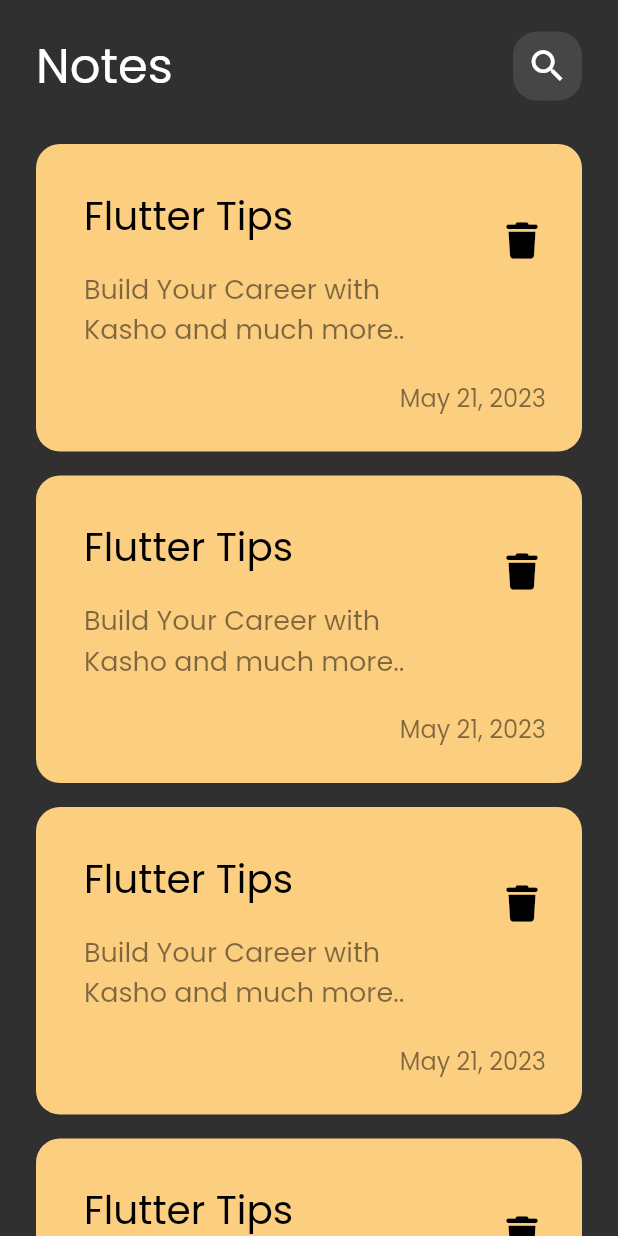
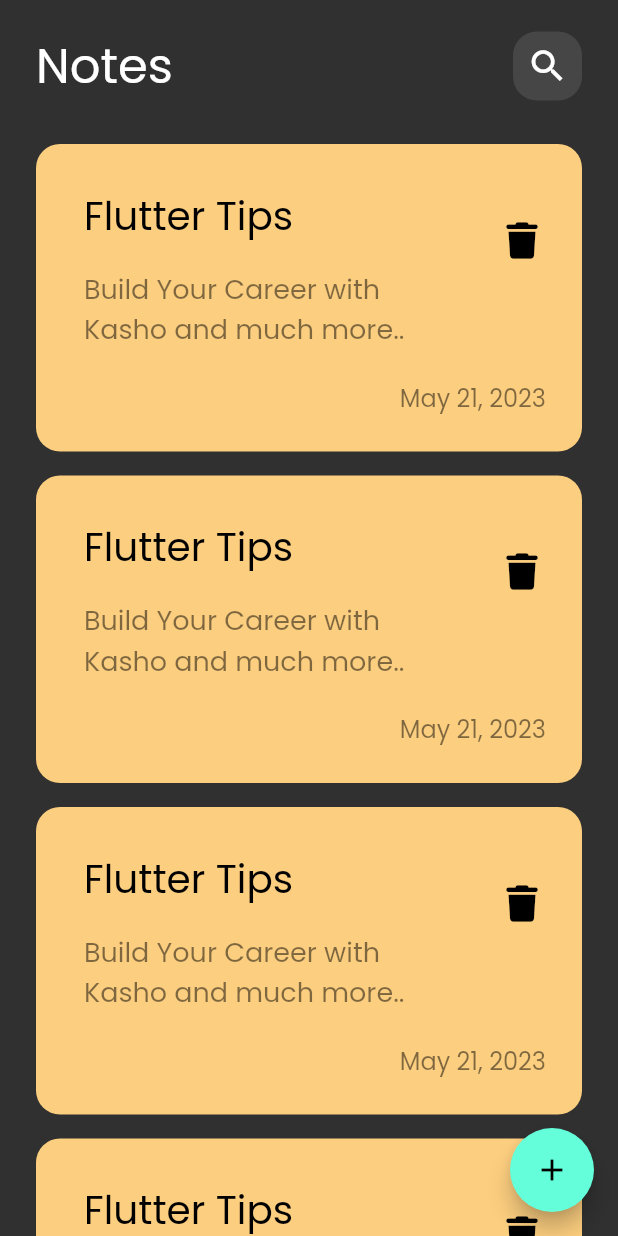
Before and after one commit to thekasho/notes_app_learning, a Flutter app: the screen it shows after launch, on a phone screen of 412 x 824 dp. Run offline on Flutter 3.47's test engine with Material 2 defaults, Android fonts, the phone set to English and light mode, and no system bars; our stand-ins replace font_awesome_flutter.

Commit message:
add floating action button

```diff
--- a/lib/views/notes_view.dart
+++ b/lib/views/notes_view.dart
@@ -6,8 +6,12 @@ class NotesView extends StatelessWidget {
 
   @override
   Widget build(BuildContext context) {
-    return const Scaffold(
-      body: SafeArea(
+    return Scaffold(
+      floatingActionButton: FloatingActionButton(
+        onPressed: () {},
+        child: Icon(Icons.add),
+      ),
+      body: const SafeArea(
         child: NotesViewBody(),
       ),
     );
```
